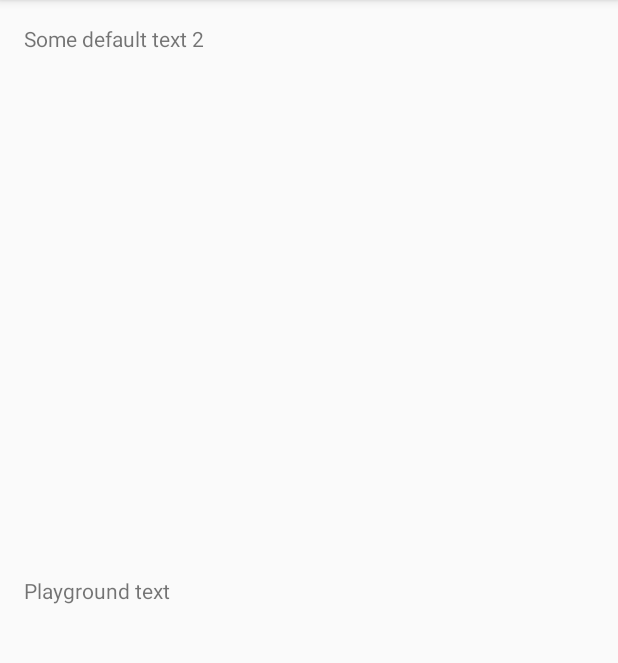
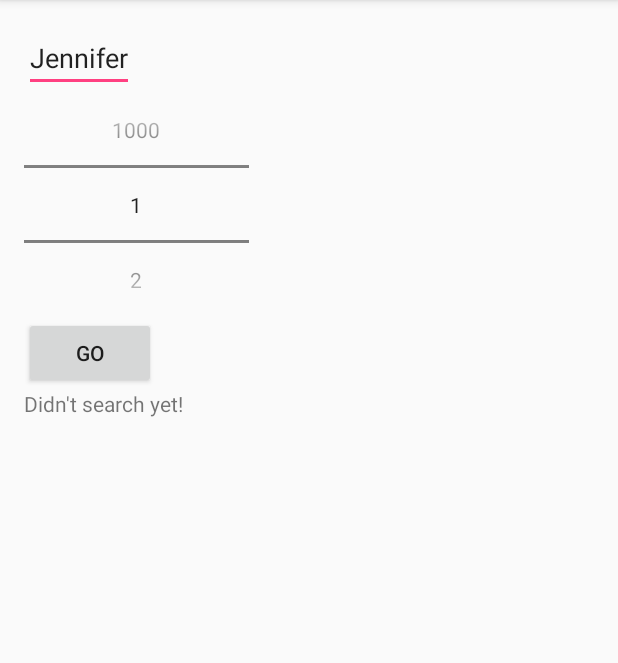
Before and after one commit to yoniker/FBProfiles, an Android app: the SearchScreen screen opened directly, with no data from a screen before it, on a phone screen of 412 x 824 dp, the part 84-747 px from its top. Run offline under Robolectric (Android 15) with nearby library versions, the phone set to English and light mode, and no system bars; libraries missing offline, so code that uses them is left out: com.facebook.

Commit message:
add 'sift' the search results, making sure that the user does have the first name we want

```diff
--- a/app/src/main/java/dor/only/dorking/android/fbprofiles/PictureActivity.java
+++ b/app/src/main/java/dor/only/dorking/android/fbprofiles/PictureActivity.java
@@ -101,7 +101,6 @@ public class PictureActivity extends AppCompatActivity {
         Bundle params = new Bundle();
         params.putBoolean("redirect", false);
         GraphRequest searchRequest=new GraphRequest(theUserToken,theId+"/picture?type=square&height=200",params, HttpMethod.GET);
-        Toast.makeText(this,theId+"/picture?type=square&height=200",Toast.LENGTH_LONG).show();
         searchRequest.setCallback(new PictureActivity.myCallBack());
         searchRequest.executeAsync();
 
--- a/app/src/main/java/dor/only/dorking/android/fbprofiles/SearchScreen.java
+++ b/app/src/main/java/dor/only/dorking/android/fbprofiles/SearchScreen.java
@@ -4,7 +4,12 @@ import android.content.Intent;
 import android.os.AsyncTask;
 import android.os.Bundle;
 import android.support.v7.app.AppCompatActivity;
+import android.view.View;
+import android.widget.Button;
+import android.widget.EditText;
+import android.widget.NumberPicker;
 import android.widget.TextView;
+import android.widget.Toast;
 
 import com.facebook.AccessToken;
 import com.facebook.GraphRequest;
@@ -32,9 +37,17 @@ import static com.facebook.AccessToken.getCurrentAccessToken;
   * */
 
 public class SearchScreen extends AppCompatActivity {
-    private TextView theResponseTextView;
-    private TextView playgroundTextView;
+
+    //The views which the user can see
+    private EditText theNameToSearch;
+    private NumberPicker numberOfPeople;
+    private Button goSearchButton;
+    private TextView progressMadeTV;
+
+
     private ArrayList<String> ids=new ArrayList<>();
+    private ArrayList<String> firstNames;
+    Integer namesGotSoFar=new Integer(0);
     private boolean doneFillingIds=false;
 
     //Some String constants given the current Facebook graph API (2.8 as of 24-Oct-2016).
@@ -42,19 +55,124 @@ public class SearchScreen extends AppCompatActivity {
     private static final String FB_PAGING="paging";
     private static final String FB_NEXT_PAGE="next";
     private static final String FB_ID="id";
+    private static final String FB_FIRST_NAME="first_name";
 
 
-    private class myCallBack implements GraphRequest.Callback{
+    private class FirstCallback implements GraphRequest.Callback{
         @Override
         public void onCompleted(GraphResponse response) {
-            theResponseTextView.setText(response.getJSONObject().toString());
-            getIds(181,response.getJSONObject().toString());
+            //When completing our first graph request, go ahead and get all of the ids..
+            getIds(numberOfPeople.getValue(),response.getJSONObject().toString());
+        }
+    }
+
+    private class PersonDetailsCallback implements GraphRequest.Callback{
+        @Override
+        public void onCompleted(GraphResponse response) {
+            JSONObject theResponse=response.getJSONObject();
+            try {
+                int theIndex = ids.indexOf(theResponse.getString(FB_ID));
+                String theFirstName=theResponse.getString(FB_FIRST_NAME);
+                synchronized(firstNames){
+                    firstNames.set(theIndex,theFirstName);
+                }
+
+                synchronized (namesGotSoFar){
+                    namesGotSoFar++;
+                    runOnUiThread( new Runnable() {
+                        @Override
+                        public void run() {
+                            progressMadeTV.setText("Sifted "+namesGotSoFar+'/'+ids.size());
+                        }
+                    });
+                    //
+
+
+
+                    if(namesGotSoFar==ids.size()){
+                        siftByFirstName();
+                        goToPictureActivity();
+
+                    }
+                }
+            }
+            catch (Throwable e){
+                Toast.makeText(getApplicationContext(),e.toString(),Toast.LENGTH_LONG).show();
+
+            }
         }
     }
 
 
+
+
+    private void updateUI(){
+        progressMadeTV.setText(ids.size()+"/"+numberOfPeople.getValue());
+        if(doneFillingIds){
+            moveToNextScreen();
+
+
+        }
+
+    }
+
+    private void moveToNextScreen(){
+        firstNames=new ArrayList<>();
+        for(int i=0; i<ids.size(); ++i){
+            firstNames.add("");
+        }
+        AccessToken theUserToken=getCurrentAccessToken();
+        for(int i=0; i<ids.size(); ++i){
+            String thePath=ids.get(i)+"?fields=id,first_name,age_range";
+            GraphRequest moreDetailsAboutThisPerson=new GraphRequest(theUserToken,thePath);
+            moreDetailsAboutThisPerson.setCallback(new PersonDetailsCallback());
+            moreDetailsAboutThisPerson.executeAsync();
+
+
+
+        }
+
+
+
+
+
+
+    }
+
+
+    //Removes all of the people without the first name being the same as the one we want.
+    private void siftByFirstName(){
+        ArrayList<String> idsWithRelevantFirstName=new ArrayList<>();
+        String theNameWeWant=theNameToSearch.getText().toString();
+        for(int i=0; i<ids.size(); ++i){
+            if(firstNames.get(i).equalsIgnoreCase(theNameWeWant)){
+                idsWithRelevantFirstName.add(ids.get(i));
+
+            }
+
+
+
+        }
+
+        ids=idsWithRelevantFirstName;
+        return;
+    }
+
+
+    private void goToPictureActivity(){
+
+        Intent downloadPicture=new Intent(this,PictureActivity.class);
+        ParceableIds theIds=new ParceableIds(ids);
+        downloadPicture.putExtra(PictureActivity.IDS_DATA_KEY,theIds);
+        startActivity(downloadPicture);
+
+
+    }
+
+
+
     /*getIds.
-    Parameters:
+            Parameters:
 
     numberOfIdsLeft: the number of Ids that we want to get from this point on. Remember that if the actual number of IDs under a certain name is less than this number,
     then we will add only the ones which are available. We add those IDs to the class member ids.
@@ -62,19 +180,7 @@ public class SearchScreen extends AppCompatActivity {
     response: a string of the latest response from Facebook's server which we didn't handle yet.
     */
 
-    private void updateUI(){
-        playgroundTextView.setText("So far we have:"+ids.size()+" Ids,"+ ids.toString());
-        if(doneFillingIds){
-            Intent downloadPicture=new Intent(this,PictureActivity.class);
-            ParceableIds theIds=new ParceableIds(ids);
-            downloadPicture.putExtra(PictureActivity.IDS_DATA_KEY,theIds);
-            startActivity(downloadPicture);
-
-        }
-
-    }
-
-    private void getIds(long numberOfIdsLeft,String serverResponse){
+    private void getIds(int numberOfIdsLeft,String serverResponse){
         if(numberOfIdsLeft<=0){
             doneFillingIds=true;
             updateUI();
@@ -131,7 +237,7 @@ public class SearchScreen extends AppCompatActivity {
 
 
 
-    private void readProfilesPage(final String thePageAddress, final long numberOfIdsLeft){
+    private void readProfilesPage(final String thePageAddress, final int numberOfIdsLeft){
          new AsyncTask<String,Void,String>(){
              @Override
              protected String doInBackground(String... strings) {
@@ -168,12 +274,27 @@ public class SearchScreen extends AppCompatActivity {
     protected void onCreate(Bundle savedInstanceState) {
         super.onCreate(savedInstanceState);
         setContentView(R.layout.activity_second_screen);
-        theResponseTextView=(TextView)findViewById(R.id.the_response_tv);
-        playgroundTextView=(TextView)findViewById(R.id.playground_tv);
-        AccessToken theUserToken=getCurrentAccessToken();
-        GraphRequest searchRequest=new GraphRequest(theUserToken,"search?q=jennifer&type=user");
-        searchRequest.setCallback(new myCallBack());
-        searchRequest.executeAsync();
+        theNameToSearch=(EditText)findViewById(R.id.theNameToSearch);
+        numberOfPeople=(NumberPicker)findViewById(R.id.numberOfPeople);
+        goSearchButton=(Button)findViewById(R.id.goSearchButton);
+        progressMadeTV=(TextView)findViewById(R.id.progressMadeTV);
+
+
+        numberOfPeople.setMaxValue(1000);
+        numberOfPeople.setMinValue(1);
+
+        goSearchButton.setOnClickListener(new View.OnClickListener() {
+            @Override
+            public void onClick(View view) {
+                AccessToken theUserToken=getCurrentAccessToken();
+                String theName=theNameToSearch.getText().toString();
+                GraphRequest searchRequest=new GraphRequest(theUserToken,"search?q="+'"'+theName+'"'+"&type=user");
+                searchRequest.setCallback(new FirstCallback());
+                searchRequest.executeAsync();
+            }
+        });
+
+
 
     }
 }
--- a/app/src/main/res/layout/activity_second_screen.xml
+++ b/app/src/main/res/layout/activity_second_screen.xml
@@ -11,32 +11,37 @@
     android:paddingTop="@dimen/activity_vertical_margin"
     tools:context="dor.only.dorking.android.fbprofiles.SearchScreen">
 
-    <ScrollView
+
+
+    <EditText
+        android:id="@+id/theNameToSearch"
         android:layout_width="wrap_content"
-        android:layout_height="0dp"
-        android:layout_weight="1">
+        android:layout_height="wrap_content"
+        android:text="Jennifer"
+        />
 
-        <TextView
-            android:id="@+id/the_response_tv"
-            android:layout_width="wrap_content"
-            android:layout_height="0dp"
-            android:layout_weight="1"
-            android:text="Some default text 2" />
-    </ScrollView>
+    <NumberPicker
+        android:id="@+id/numberOfPeople"
+        android:layout_width="150dp"
+        android:layout_height="150dp"/>
 
-    <ScrollView
+    <Button
+        android:id="@+id/goSearchButton"
+        android:layout_height="wrap_content"
         android:layout_width="wrap_content"
-        android:layout_height="0dp"
-        android:layout_weight="1">
+        android:text="Go"
+
+        />
 
     <TextView
-        android:id="@+id/playground_tv"
+        android:id="@+id/progressMadeTV"
         android:layout_width="wrap_content"
-        android:layout_height="0dp"
-        android:layout_weight="1"
-        android:text="Playground text"
+        android:layout_height="wrap_content"
+        android:text="Didn't search yet!"
+        />
 
-        />
-    </ScrollView>
+
+
+
 
 </LinearLayout>
```
